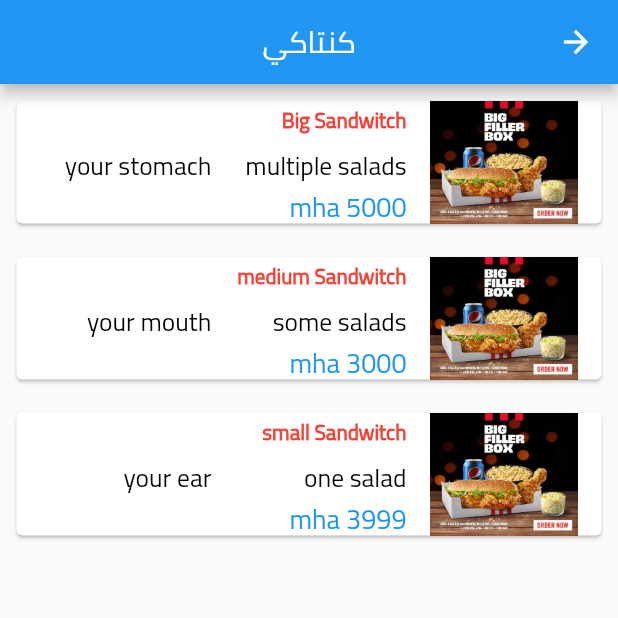
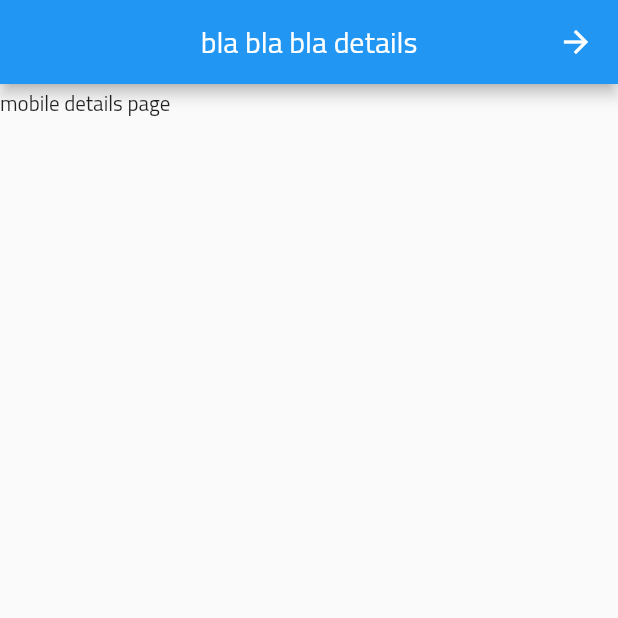
Before and after one commit to Prof-MohamedAtef/flutter_init_project, a Flutter app: the Kfc screen opened by its route, after a tap on "Big Sandwitch", on a phone screen of 412 x 824 dp, the top half of it. Run offline on Flutter 3.47's test engine with Material 2 defaults, Android fonts, the phone set to English and light mode, and no system bars; our stand-ins replace carousel_pro; missing offline and left inert: dart:ffi; network calls fail.

Commit message:
mobile details screen

```diff
--- a/lib/main.dart
+++ b/lib/main.dart
@@ -2,6 +2,7 @@
 import 'package:mobtech/pages/home.dart';
 import 'package:mobtech/pages/categories.dart';
 import 'package:mobtech/pages/kfc.dart';
+import 'package:mobtech/pages/mobiledetails.dart';
 
 void main() => runApp(MyApp());
 
@@ -17,7 +18,8 @@
         routes:{
           'categories':(context){return Categories();},
           'homepage':(context){return Home();},
-          'kfc': (context){return Kfc();}
+          'kfc': (context){return Kfc();},
+          'kfcdetails': (context){return KFCDetails();},
         }
     );
   }
--- a/lib/pages/kfc.dart
+++ b/lib/pages/kfc.dart
@@ -133,7 +133,7 @@
         ),
       ),
       onTap: (){
-        print('details');
+        Navigator.of(context).pushNamed('kfcdetails');
       },);
   }
 }
--- /dev/null
+++ b/lib/pages/mobiledetails.dart
@@ -0,0 +1,24 @@
+import 'package:flutter/cupertino.dart';
+import 'package:flutter/material.dart';
+
+class KFCDetails extends StatefulWidget {
+  const KFCDetails({Key key}) : super(key: key);
+
+  @override
+  _KFCDetailsState createState() => _KFCDetailsState();
+}
+
+class _KFCDetailsState extends State<KFCDetails> {
+  @override
+  Widget build(BuildContext context) {
+    return Directionality(textDirection: TextDirection.rtl, child: Scaffold(
+      appBar: AppBar(
+        title: Text('bla bla bla details'),
+        centerTitle: true,
+      ),
+      body: Container(
+        child: Text('mobile details page'),
+      ),
+    ));
+  }
+}
```
